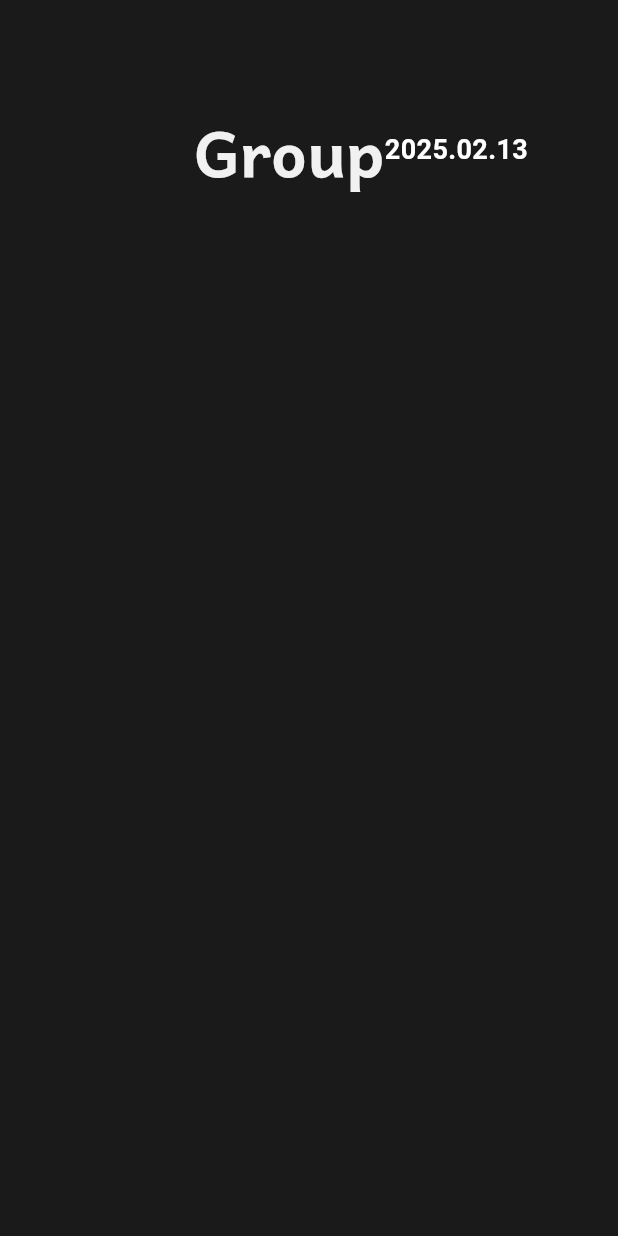
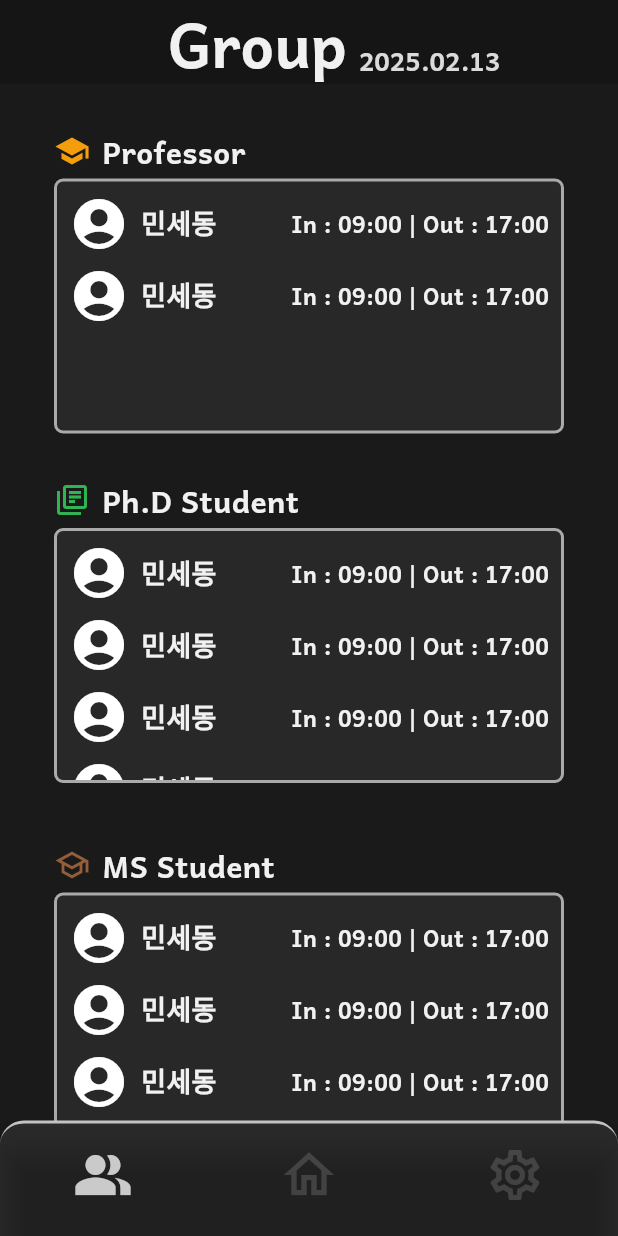
Before and after one commit to seungminhan2631/msdl, a Flutter app: the GroupScreen screen opened directly, on a phone screen of 412 x 824 dp. Run offline on Flutter 3.47's test engine with Material 3 defaults, Android fonts, the phone set to English and light mode, and no system bars.

Commit message:
update
그룹스크린 생성 & 바텀네비게이션 바 수정 및 완성

```diff
--- /dev/null
+++ b/lib/commons/widgets/buttons/customBottomNavigationbar.dart
@@ -0,0 +1,79 @@
+import 'package:flutter/material.dart';
+
+class CustomBottomNavigationBar extends StatelessWidget {
+  final int selectedIndex;
+  final Function(int) onItemTapped;
+
+  const CustomBottomNavigationBar({
+    super.key,
+    required this.selectedIndex,
+    required this.onItemTapped,
+  });
+
+  @override
+  Widget build(BuildContext context) {
+    return Container(
+      decoration: BoxDecoration(
+        color: Color(0xFF2C2C2C), // 배경색 설정
+        border: Border(
+          top: BorderSide(
+            color: Color(0xFFCACACA), // ✅ 테두리 색상 설정
+            width: 2.0, // ✅ 테두리 두께 설정
+          ),
+        ),
+        borderRadius: BorderRadius.only(
+          topLeft: Radius.circular(16),
+          topRight: Radius.circular(16),
+        ),
+      ),
+      child: BottomNavigationBar(
+        type: BottomNavigationBarType.fixed,
+        enableFeedback: false,
+        showSelectedLabels: false,
+        showUnselectedLabels: false,
+        currentIndex: selectedIndex, // 현재 선택된 인덱스
+        onTap: onItemTapped, // 탭 클릭 시 호출되는 함수
+        backgroundColor: Colors.transparent, // ✅ 투명 처리 (Container의 배경 유지)
+        selectedItemColor: Color(0xFFCACACA), // 선택된 아이콘 색상
+        unselectedItemColor:
+            Color(0xFFCACACA).withOpacity(0.2), // 선택되지 않은 아이콘 색상
+        iconSize: 40, // ✅ 아이콘 크기 최적화
+        items: [
+          BottomNavigationBarItem(
+            icon: Padding(
+              padding: EdgeInsets.only(bottom: 0),
+              child: Icon(
+                selectedIndex == 0
+                    ? Icons.people_alt // ✅ 선택된 경우 (채워진 아이콘)
+                    : Icons.people_alt_outlined, // ✅ 선택되지 않은 경우 (Outlined 아이콘)
+              ),
+            ),
+            label: "",
+          ),
+          BottomNavigationBarItem(
+            icon: Padding(
+              padding: EdgeInsets.only(bottom: 0),
+              child: Icon(
+                selectedIndex == 1
+                    ? Icons.home // ✅ 선택된 경우 (채워진 아이콘)
+                    : Icons.home_outlined, // ✅ 선택되지 않은 경우 (Outlined 아이콘)
+              ),
+            ),
+            label: "",
+          ),
+          BottomNavigationBarItem(
+            icon: Padding(
+              padding: EdgeInsets.only(bottom: 0),
+              child: Icon(
+                selectedIndex == 2
+                    ? Icons.settings // ✅ 선택된 경우 (채워진 아이콘)
+                    : Icons.settings_outlined, // ✅ 선택되지 않은 경우 (Outlined 아이콘)
+              ),
+            ),
+            label: "",
+          ),
+        ],
+      ),
+    );
+  }
+}
--- /dev/null
+++ b/lib/features/screens/Group/group_Screen.dart
@@ -0,0 +1,266 @@
+import 'package:flutter/material.dart';
+import 'package:intl/intl.dart';
+import 'package:msdl/commons/widgets/buttons/customBottomNavigationbar.dart';
+import 'package:msdl/constants/gaps.dart';
+import 'package:msdl/constants/size_config.dart';
+import 'package:msdl/constants/sizes.dart';
+import 'package:msdl/features/screens/Home/home_Screen.dart';
+import 'package:msdl/features/screens/Home/widget/customContainer.dart';
+import 'package:msdl/features/screens/Home/widget/sectionTitle.dart';
+import 'package:msdl/features/screens/Group/group_Screen.dart';
+import 'package:msdl/features/screens/settings/setting_Screen.dart';
+
+class GroupScreen extends StatefulWidget {
+  const GroupScreen({super.key});
+
+  @override
+  State<GroupScreen> createState() => _GroupScreenState();
+}
+
+class _GroupScreenState extends State<GroupScreen> {
+  final ScrollController _scrollController = ScrollController();
+  int selectedIndex = 0;
+
+  void onItemTapped(int index) {
+    if (index == 0) {
+      Navigator.pushReplacement(
+        context,
+        MaterialPageRoute(
+          builder: (context) => GroupScreen(),
+        ),
+      );
+    } else if (index == 1) {
+      Navigator.pushReplacement(
+        context,
+        MaterialPageRoute(
+          builder: (context) => Homescreen(),
+        ),
+      );
+    } else if (index == 2) {
+      Navigator.pushReplacement(
+        context,
+        MaterialPageRoute(
+          builder: (context) => SettingsScreen(),
+        ),
+      );
+    }
+  }
+
+  @override
+  Widget build(BuildContext context) {
+    String todayDate = DateFormat('yyyy.MM.dd', 'ko_KR').format(DateTime.now());
+
+    return SafeArea(
+      child: Scaffold(
+        appBar: AppBar(
+          automaticallyImplyLeading: false,
+          backgroundColor: Color(0xff151515).withOpacity(0.98),
+          elevation: 0,
+          title: Padding(
+            padding: EdgeInsets.only(
+              left: Sizes.size72 + Sizes.size24,
+              top: Sizes.size1,
+            ),
+            child: Row(
+              children: [
+                Text(
+                  "Group",
+                  style: TextStyle(
+                      color: Color(0xffF1F1F1),
+                      fontFamily: "Andika",
+                      fontWeight: FontWeight.bold,
+                      fontSize: Sizes.size40),
+                ),
+                Gaps.h8,
+                Padding(
+                  padding: EdgeInsets.only(top: Sizes.size24),
+                  child: Text(
+                    todayDate,
+                    style: TextStyle(
+                        color: Color(0xffF1F1F1).withOpacity(0.9),
+                        fontFamily: "Andika",
+                        fontWeight: FontWeight.bold,
+                        fontSize: Sizes.size16 + Sizes.size1),
+                  ),
+                ),
+              ],
+            ),
+          ),
+        ),
+        body: Scrollbar(
+          controller: _scrollController,
+          thumbVisibility: false,
+          thickness: 3.0.w,
+          radius: Radius.circular(100),
+          trackVisibility: false,
+          child: SingleChildScrollView(
+            controller: _scrollController,
+            padding: EdgeInsets.symmetric(vertical: 20.h),
+            child: Column(
+              mainAxisAlignment: MainAxisAlignment.center,
+              crossAxisAlignment: CrossAxisAlignment.center,
+              children: [
+                // ✅ [수정] 첫 번째 컨테이너 (왼쪽 위에 Sectiontitle 배치 + 컨테이너 중앙 정렬)
+                Padding(
+                  padding: EdgeInsets.symmetric(vertical: 10.h),
+                  child: Column(
+                    crossAxisAlignment: CrossAxisAlignment.center,
+                    children: [
+                      Align(
+                        alignment: Alignment.centerLeft,
+                        child: Padding(
+                          padding: EdgeInsets.only(
+                            left: Sizes.size36,
+                            bottom: Sizes.size4,
+                          ),
+                          child: Sectiontitle(
+                            icon: Icons.school,
+                            text: "Professor",
+                            iconColor: Color(0xFFF59E0B), // 주황색
+                          ),
+                        ),
+                      ),
+                      Center(
+                        child: CustomContainer(
+                          height: 170.h,
+                          width: 340.w,
+                          child: Scrollbar(
+                            thumbVisibility: false,
+                            trackVisibility: false,
+                            thickness: 2.0.w,
+                            radius: Radius.circular(6),
+                            child: SingleChildScrollView(
+                              child: Padding(
+                                padding: EdgeInsets.all(Sizes.size8),
+                                child: Column(
+                                  children: [
+                                    groupContainerText(),
+                                    groupContainerText(),
+                                  ],
+                                ),
+                              ),
+                            ),
+                          ),
+                        ),
+                      ),
+                    ],
+                  ),
+                ),
+
+                ...List.generate(
+                  3,
+                  (index) {
+                    List<Map<String, dynamic>> sectionData = [
+                      {
+                        "icon": Icons.library_books_outlined,
+                        "text": "Ph.D Student",
+                        "color": Color(0xFF31B454),
+                      },
+                      {
+                        "icon": Icons.school_outlined,
+                        "text": "MS Student",
+                        "color": Color(0xFF935E38),
+                      },
+                      {
+                        "icon": Icons.auto_stories_outlined,
+                        "text": "BS Student",
+                        "color": Color(0xFF3F51B5),
+                      },
+                    ];
+
+                    return Padding(
+                      padding: EdgeInsets.symmetric(vertical: 20.h),
+                      child: Column(
+                        crossAxisAlignment: CrossAxisAlignment.center,
+                        children: [
+                          Align(
+                            alignment: Alignment.centerLeft,
+                            child: Padding(
+                              padding: EdgeInsets.only(
+                                left: Sizes.size36,
+                                bottom: Sizes.size4,
+                              ),
+                              child: Sectiontitle(
+                                icon: sectionData[index]["icon"],
+                                text: sectionData[index]["text"],
+                                iconColor: sectionData[index]["color"],
+                              ),
+                            ),
+                          ),
+                          Center(
+                            child: CustomContainer(
+                              height: 170.h,
+                              width: 340.w,
+                              child: Scrollbar(
+                                thumbVisibility: false,
+                                thickness: 2.0.w,
+                                radius: Radius.circular(6),
+                                child: SingleChildScrollView(
+                                  child: Padding(
+                                    padding: EdgeInsets.all(Sizes.size8),
+                                    child: Column(
+                                      mainAxisAlignment:
+                                          MainAxisAlignment.center,
+                                      children: [
+                                        groupContainerText(),
+                                        groupContainerText(),
+                                        groupContainerText(),
+                                        groupContainerText(),
+                                      ],
+                                    ),
+                                  ),
+                                ),
+                              ),
+                            ),
+                          ),
+                        ],
+                      ),
+                    );
+                  },
+                ),
+              ],
+            ),
+          ),
+        ),
+        bottomNavigationBar: CustomBottomNavigationBar(
+          selectedIndex: selectedIndex,
+          onItemTapped: onItemTapped,
+        ),
+      ),
+    );
+  }
+
+  Column groupContainerText() {
+    return Column(
+      mainAxisAlignment: MainAxisAlignment.center,
+      children: [
+        Row(
+          children: [
+            Icon(Icons.account_circle, color: Colors.white, size: Sizes.size40),
+            SizedBox(width: Sizes.size8),
+            Text(
+              "민세동",
+              style: TextStyle(
+                color: Color(0xffF1F1F1),
+                fontFamily: "Andika",
+                fontWeight: FontWeight.bold,
+                fontSize: 18,
+              ),
+            ),
+            Spacer(),
+            Text(
+              "In : 09:00 | Out : 17:00",
+              style: TextStyle(
+                color: Color(0xffF1F1F1),
+                fontFamily: "Andika",
+                fontWeight: FontWeight.w600,
+                fontSize: 15,
+              ),
+            ),
+          ],
+        ),
+        SizedBox(height: Sizes.size8),
+      ],
+    );
+  }
+}
--- a/lib/features/screens/Home/widget/sectionTitle.dart
+++ b/lib/features/screens/Home/widget/sectionTitle.dart
@@ -38,7 +38,7 @@ class Sectiontitle extends StatelessWidget {
             fontSize: Sizes.size20,
             fontFamily: "Andika",
             fontWeight: FontWeight.bold,
-            color: Color(0xffF1F1F1).withOpacity(0.8),
+            color: Color(0xffF1F1F1),
           ),
         ),
       ],
--- a/lib/features/screens/authentication/choose_role_Screen.dart
+++ b/lib/features/screens/authentication/choose_role_Screen.dart
@@ -1,7 +1,7 @@
 import 'package:flutter/material.dart';
 import 'package:msdl/commons/widgets/bottomMsdl.dart';
 import 'package:msdl/commons/widgets/buttons/customButton.dart';
-import 'package:msdl/commons/widgets/toptitle.dart';
+import 'package:msdl/commons/widgets/topTitle.dart';
 import 'package:msdl/constants/gaps.dart';
 import 'package:msdl/constants/sizes.dart';
 import 'package:msdl/msdl_theme.dart';
@@ -66,7 +66,9 @@ class _ChooseRoleState extends State<ChooseRoleScreen> {
           child: Column(
             mainAxisSize: MainAxisSize.max,
             children: [
-              TopTitle(text: "Sign Up"),
+              TopTitle(
+                text: "Sign Up",
+              ),
               Gaps.v40,
               TopTitle(
                 text: "Choose Your Academic Role",
--- a/lib/features/screens/authentication/group_Screen.dart
+++ /dev/null
@@ -1,38 +0,0 @@
-import 'package:flutter/material.dart';
-import 'package:intl/intl.dart';
-import 'package:msdl/commons/widgets/toptitle.dart';
-import 'package:msdl/constants/gaps.dart';
-
-class GroupScreen extends StatefulWidget {
-  const GroupScreen({super.key});
-
-  @override
-  State<GroupScreen> createState() => _GroupScreenState();
-}
-
-class _GroupScreenState extends State<GroupScreen> {
-  @override
-  Widget build(BuildContext context) {
-    String todayDate = DateFormat('yyyy.MM.dd', 'ko_KR')
-        .format(DateTime.now()); // ✅ 대한민국 날짜 형식 적용
-
-    return Scaffold(
-      body: Padding(
-        padding: const EdgeInsets.symmetric(vertical: 70.0, horizontal: 60.0),
-        child: Row(
-          mainAxisAlignment: MainAxisAlignment.end,
-          children: [
-            TopTitle(text: "Group"), // ✅ 왼쪽 정렬
-            Text(
-              todayDate, // ✅ 현재 날짜 표시
-              style: TextStyle(
-                  fontSize: 18,
-                  fontWeight: FontWeight.bold,
-                  color: Colors.white),
-            ),
-          ],
-        ),
-      ),
-    );
-  }
-}
--- a/lib/features/screens/authentication/login_Screen.dart
+++ b/lib/features/screens/authentication/login_Screen.dart
@@ -2,7 +2,7 @@ import 'package:flutter/material.dart';
 import 'package:msdl/commons/widgets/bottomMsdl.dart';
 import 'package:msdl/commons/widgets/buttons/CustomButton.dart';
 import 'package:msdl/commons/widgets/buttons/CustomTextField.dart';
-import 'package:msdl/commons/widgets/toptitle.dart';
+import 'package:msdl/commons/widgets/topTitle.dart';
 import 'package:msdl/constants/gaps.dart';
 import 'package:msdl/constants/size_config.dart';
 import 'package:msdl/constants/sizes.dart';
--- a/lib/features/screens/authentication/signUp_Screen.dart
+++ b/lib/features/screens/authentication/signUp_Screen.dart
@@ -4,7 +4,7 @@ import 'package:flutter/material.dart';
 import 'package:msdl/commons/widgets/bottomMsdl.dart';
 import 'package:msdl/commons/widgets/buttons/CustomTextField.dart';
 import 'package:msdl/commons/widgets/buttons/customButton.dart';
-import 'package:msdl/commons/widgets/toptitle.dart';
+import 'package:msdl/commons/widgets/topTitle.dart';
 import 'package:msdl/constants/gaps.dart';
 import 'package:msdl/constants/size_config.dart';
 import 'package:msdl/constants/sizes.dart';
--- a/pubspec.yaml
+++ b/pubspec.yaml
@@ -35,6 +35,7 @@ dependencies:
   # Use with the CupertinoIcons class for iOS style icons.
   cupertino_icons: ^1.0.8
   intl: ^0.20.2
+  image: ^4.5.2
 
 dev_dependencies:
   flutter_test:
@@ -52,13 +53,13 @@ dev_dependencies:
 
 # The following section is specific to Flutter packages.
 flutter:
-
   # The following line ensures that the Material Icons font is
   # included with your application, so that you can use the icons in
   # the material Icons class.
   uses-material-design: true
   assets:
-      - assets/font/
+    - assets/font/
+    - assets/images/박보영.jpg
   # To add assets to your application, add an assets section, like this:
   # assets:
   #   - images/a_dot_burr.jpeg
```
Also changed, not shown: lib/commons/widgets/buttons/custom_bottom_navigationbar.dart (deleted, +0 -52 lines), lib/features/screens/Home/home_Screen.dart (renamed from lib/features/screens/Home/homeScreen.dart, +45 -5 lines), lib/features/screens/settings/setting_Screen.dart (+37 -11 lines), lib/main.dart (+5 -3 lines), assets/images/박보영.jpg (added), lib/features/screens/Home/widget/customContainer.dart (renamed from lib/features/screens/Home/widget/customCard.dart), pubspec.lock.
